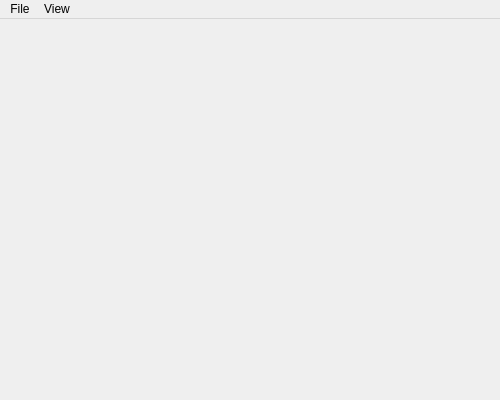
Before: the Qt Designer form mainwindow.ui in moriduri/MyFinances, drawn with Qt 5.
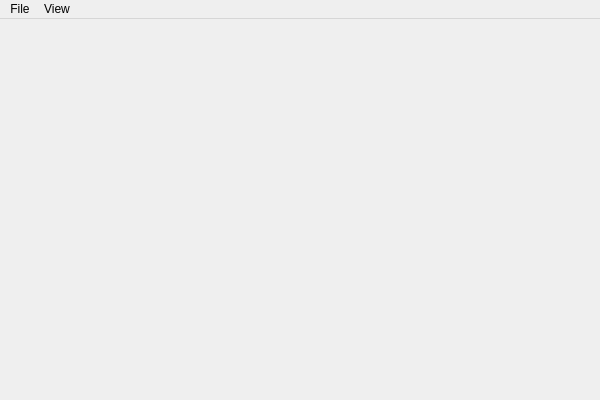
After: the same form once the commit is applied.

Commit message:
Added simple transactions view (buttons, layouts). Connected add button with TransactionDialog widget.
I really don't like using pointer to connect in l.64 of main.cpp. Gotta
think of a better solution.

```diff
--- a/mainwindow.ui
+++ b/mainwindow.ui
@@ -6,7 +6,7 @@
    <rect>
     <x>0</x>
     <y>0</y>
-    <width>500</width>
+    <width>600</width>
     <height>400</height>
    </rect>
   </property>
@@ -19,8 +19,8 @@
     <rect>
      <x>0</x>
      <y>0</y>
-     <width>500</width>
-     <height>25</height>
+     <width>600</width>
+     <height>21</height>
     </rect>
    </property>
    <widget class="QMenu" name="menuFile">
```
The commit also changes 6 other files.
